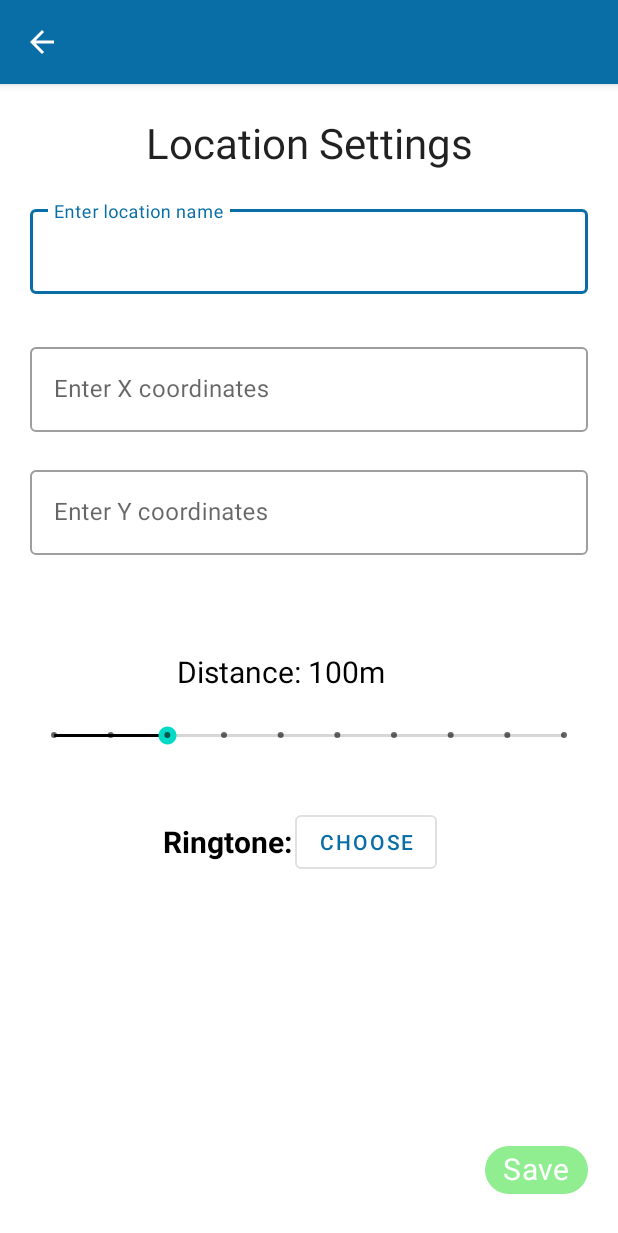
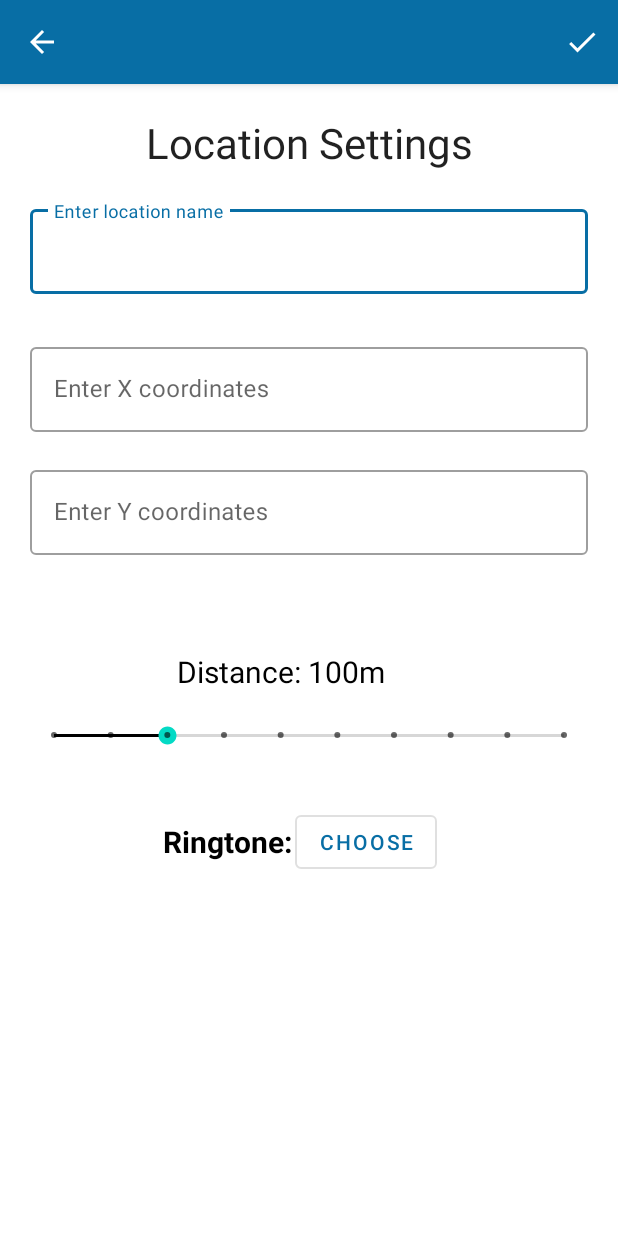
Before and after one commit to ZivSi/LocationAlarm, an Android app: the EditLayout screen opened directly, with no data from a screen before it, after a tap on "Save", on a phone screen of 412 x 824 dp. Shown: the top 1233 px of the screen. Run offline under Robolectric (Android 15) with nearby library versions, the phone set to English and light mode, and no system bars; network calls fail.

Commit message:
Added check button

```diff
--- a/app/src/main/AndroidManifest.xml
+++ b/app/src/main/AndroidManifest.xml
@@ -8,7 +8,7 @@
 
     <application
         android:allowBackup="true"
-        android:icon="@mipmap/ic_launcher"
+        android:icon="@drawable/icon_edit"
         android:label="@string/app_name"
         android:roundIcon="@mipmap/ic_launcher_round"
         android:supportsRtl="false"
--- a/app/src/main/java/com/example/locationalarm/EditLayout.java
+++ b/app/src/main/java/com/example/locationalarm/EditLayout.java
@@ -3,6 +3,8 @@ package com.example.locationalarm;
 import androidx.appcompat.app.AppCompatActivity;
 
 import android.os.Bundle;
+import android.view.Menu;
+import android.view.MenuItem;
 import android.view.View;
 import android.widget.SeekBar;
 import android.widget.TextView;
@@ -17,7 +19,6 @@ public class EditLayout extends AppCompatActivity {
 
     TextView distanceTextView;
     SeekBar seekBar;
-    Chip saveChip;
     MaterialButton chooseRingtone;
 
     @Override
@@ -38,7 +39,6 @@ public class EditLayout extends AppCompatActivity {
         yCoordinatesBox = findViewById(R.id.yCoordinatesBox);
         distanceTextView = findViewById(R.id.distanceTextView);
         chooseRingtone = findViewById(R.id.chooseRingtomeMaterialButton);
-        saveChip = findViewById(R.id.saveButton);
         seekBar = findViewById(R.id.seekBar);
         // onchange listener for seekbar
         seekBar.setOnSeekBarChangeListener(new SeekBar.OnSeekBarChangeListener() {
@@ -59,11 +59,9 @@ public class EditLayout extends AppCompatActivity {
 
 
     /**
-     * take the input data from the user and save it to a ItemData object then save it to the data map
-     *
-     * @param view view
+     * Save the new data in file, after checked all properties are valid
      */
-    public void saveData(View view) {
+    public void saveData() {
         // get fields
         String name = nameBox.getText().toString();
         String x = xCoordiantesBox.getText().toString();
@@ -135,4 +133,28 @@ public class EditLayout extends AppCompatActivity {
         return dist;
     }
 
+    @Override
+    public boolean onCreateOptionsMenu(Menu menu) {
+        // Inflate the menu; this adds items to the action bar if it is present.
+        getMenuInflater().inflate(R.menu.menu_edit_location, menu);
+        return true;
+    }
+
+    @Override
+    public boolean onOptionsItemSelected(MenuItem item) {
+        // Handle action bar item clicks here. The action bar will
+        // automatically handle clicks on the Home/Up button, so long
+        // as you specify a parent activity in AndroidManifest.xml.
+        int id = item.getItemId();
+
+        if (id == R.id.check_button_menu) {
+            // Pressed on save button in action bar
+            saveData();
+
+            return true;
+        }
+
+        return super.onOptionsItemSelected(item);
+    }
+
 }
--- /dev/null
+++ b/app/src/main/res/drawable/ic_baseline_check_24.xml
@@ -0,0 +1,10 @@
+<vector xmlns:android="http://schemas.android.com/apk/res/android"
+    android:width="24dp"
+    android:height="24dp"
+    android:viewportWidth="24"
+    android:viewportHeight="24"
+    android:tint="?attr/colorControlNormal">
+  <path
+      android:fillColor="@android:color/white"
+      android:pathData="M9,16.17L4.83,12l-1.42,1.41L9,19 21,7l-1.41,-1.41z"/>
+</vector>
--- a/app/src/main/res/layout/activity_edit_layout.xml
+++ b/app/src/main/res/layout/activity_edit_layout.xml
@@ -139,16 +139,4 @@
         app:layout_constraintStart_toEndOf="@+id/ringtoneTextView"
         app:layout_constraintTop_toTopOf="@+id/ringtoneTextView" />
 
-    <com.google.android.material.chip.Chip
-        android:id="@+id/saveButton"
-        android:layout_width="wrap_content"
-        android:layout_height="wrap_content"
-        android:onClick="saveData"
-        android:text="Save"
-        android:textColor="@color/white"
-        android:textSize="20sp"
-        app:chipBackgroundColor="@color/LightGreen"
-        app:layout_constraintBottom_toBottomOf="parent"
-        app:layout_constraintEnd_toEndOf="parent" />
-
 </androidx.constraintlayout.widget.ConstraintLayout>
--- a/app/src/main/res/layout/saved_location_item.xml
+++ b/app/src/main/res/layout/saved_location_item.xml
@@ -62,7 +62,9 @@
             android:layout_marginTop="10dp"
             android:text="50M"
             android:textSize="12sp"
-            app:chipBackgroundColor="@color/LightGreen"
+            app:chipIconTint="@color/white"
+            app:chipBackgroundColor="@color/purple_700"
+            android:textColor="@color/white"
             app:chipIcon="@drawable/straighten_48px"
             app:chipIconVisible="true"
             app:layout_constraintStart_toStartOf="@+id/nameTextView"
@@ -73,7 +75,8 @@
             android:layout_width="wrap_content"
             android:layout_height="wrap_content"
             android:text="X: 33.343424"
-            app:chipBackgroundColor="@color/Aquamarine"
+            android:textColor="@color/white"
+            app:chipBackgroundColor="@color/purple_200"
             app:layout_constraintStart_toStartOf="@+id/distanceAlertFromLocation"
             app:layout_constraintTop_toBottomOf="@+id/distanceAlertFromLocation" />
 
@@ -83,7 +86,8 @@
             android:layout_height="wrap_content"
             android:layout_marginStart="10dp"
             android:text="Y: 38.343424"
-            app:chipBackgroundColor="@color/Aquamarine"
+            android:textColor="@color/white"
+            app:chipBackgroundColor="@color/purple_200"
             app:layout_constraintStart_toEndOf="@+id/xCoordinatesChip"
             app:layout_constraintTop_toTopOf="@+id/xCoordinatesChip" />
 
--- a/app/src/main/res/menu/menu_edit_location.xml
+++ b/app/src/main/res/menu/menu_edit_location.xml
@@ -1,4 +1,13 @@
 <?xml version="1.0" encoding="utf-8"?>
-<menu xmlns:android="http://schemas.android.com/apk/res/android">
+<menu xmlns:android="http://schemas.android.com/apk/res/android"
+    xmlns:app="http://schemas.android.com/apk/res-auto">
+
+    <item
+        android:id="@+id/check_button_menu"
+        android:icon="@drawable/ic_baseline_check_24"
+        android:iconTint="@color/white"
+        android:orderInCategory="0"
+        android:title="Save"
+        app:showAsAction="always" />
 
 </menu>
--- a/app/src/main/res/values/colors.xml
+++ b/app/src/main/res/values/colors.xml
@@ -1,4 +1,6 @@
 <resources>
+    <color name="purple_50">#B4E8E4</color>
+    <color name="purple_100">#3BABB6</color>
     <color name="purple_200">#086E80</color>
     <color name="purple_500">#086EA5</color>
     <color name="purple_700">#055482</color>
--- a/app/src/main/res/values/themes.xml
+++ b/app/src/main/res/values/themes.xml
@@ -5,6 +5,7 @@
         <item name="colorPrimary">@color/purple_500</item>
         <item name="colorPrimaryVariant">@color/purple_700</item>
         <item name="colorOnPrimary">@color/white</item>
+        <item name="actionMenuTextColor">@color/white</item>
         <!-- Secondary brand color. -->
         <item name="colorSecondary">@color/teal_200</item>
         <item name="colorSecondaryVariant">@color/teal_700</item>
```
Also changed, not shown: app/src/main/res/drawable/icon_edit.png (added).
